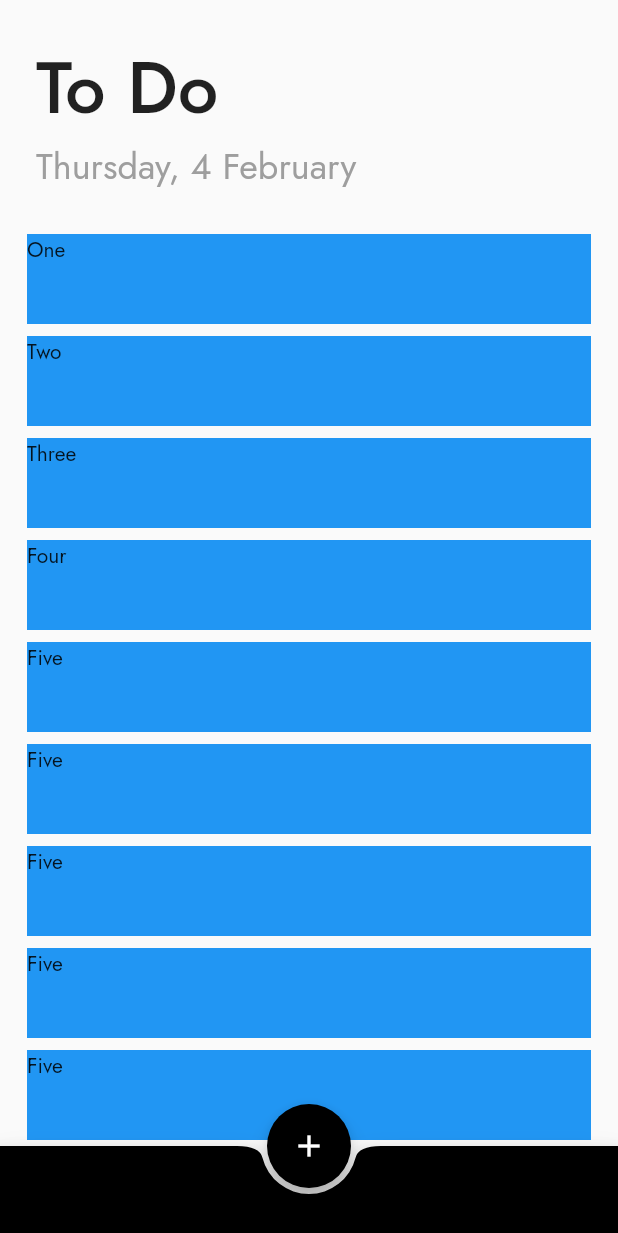
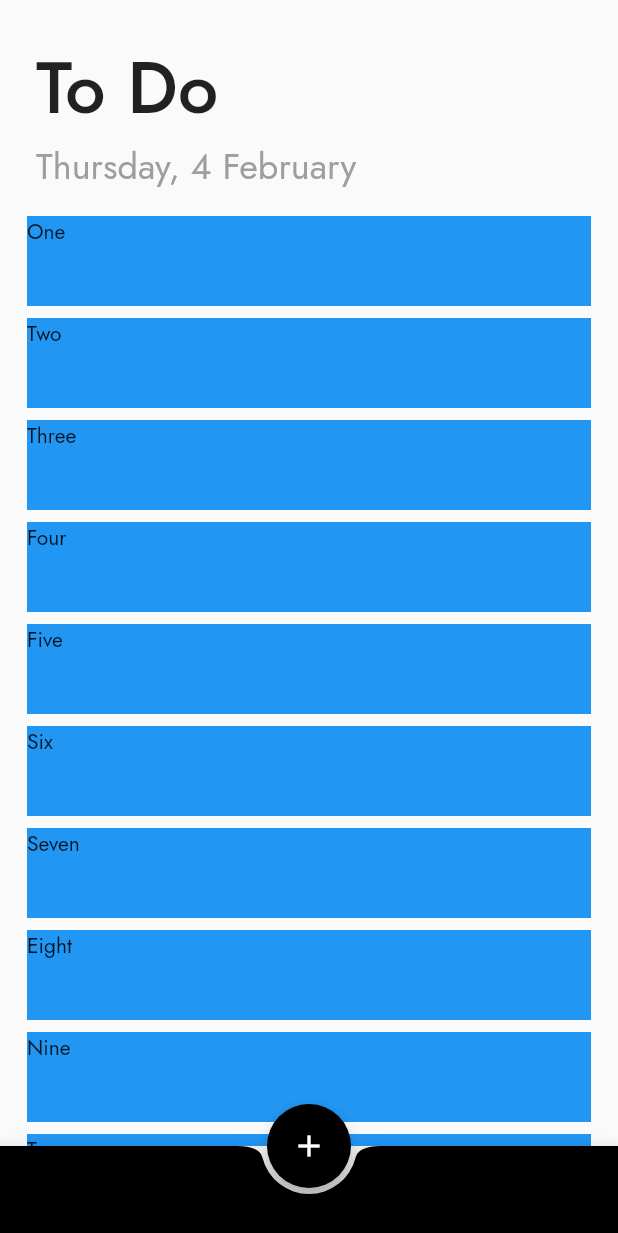
Before and after one commit to v15hv4/YATA, a Flutter app: the screen it shows after launch, on a phone screen of 412 x 824 dp. Shown: the top 1233 px of the screen. Run offline on Flutter 3.47's test engine with Material 2 defaults, Android fonts, the phone set to English and light mode, and no system bars.

Commit message:
New TodoItem structure

```diff
--- a/lib/views/screens/todo.dart
+++ b/lib/views/screens/todo.dart
@@ -36,7 +36,7 @@ class _TodoScreenState extends State<TodoScreen> {
                 width: double.infinity,
                 child: Padding(
                     padding:
-                        EdgeInsets.only(left: 24.0, top: 24.0, bottom: 24.0),
+                        EdgeInsets.only(left: 24.0, top: 24.0, bottom: 12.0),
                     child: Column(
                       crossAxisAlignment: CrossAxisAlignment.start,
                       children: [
--- a/lib/views/widgets/todo_list.dart
+++ b/lib/views/widgets/todo_list.dart
@@ -10,28 +10,28 @@ class _TodoListState extends State<TodoList> {
   @override
   Widget build(BuildContext context) {
     final _todoItems = [
-      {"title": "One"},
-      {"title": "Two"},
-      {"title": "Three"},
-      {"title": "Four"},
-      {"title": "Five"},
-      {"title": "Five"},
-      {"title": "Five"},
-      {"title": "Five"},
-      {"title": "Five"},
-      {"title": "Five"},
-      {"title": "Five"},
-      {"title": "Five"},
-      {"title": "Five"},
-      {"title": "Five"},
-      {"title": "Five"},
+      {"title": "One", "completed": false, "timestamp": DateTime.now()},
+      {"title": "Two", "completed": false, "timestamp": DateTime.now()},
+      {"title": "Three", "completed": false, "timestamp": DateTime.now()},
+      {"title": "Four", "completed": false, "timestamp": DateTime.now()},
+      {"title": "Five", "completed": false, "timestamp": DateTime.now()},
+      {"title": "Six", "completed": false, "timestamp": DateTime.now()},
+      {"title": "Seven", "completed": false, "timestamp": DateTime.now()},
+      {"title": "Eight", "completed": false, "timestamp": DateTime.now()},
+      {"title": "Nine", "completed": false, "timestamp": DateTime.now()},
+      {"title": "Ten", "completed": false, "timestamp": DateTime.now()},
+      {"title": "Eleven", "completed": false, "timestamp": DateTime.now()},
+      {"title": "Twelve", "completed": false, "timestamp": DateTime.now()},
+      {"title": "Thirteen", "completed": false, "timestamp": DateTime.now()},
+      {"title": "Fourteen", "completed": false, "timestamp": DateTime.now()},
+      {"title": "Fifteen", "completed": false, "timestamp": DateTime.now()},
     ];
 
     return ListView.builder(
       itemCount: _todoItems.length + 1,
       itemBuilder: (context, index) {
         if (index == _todoItems.length) {
-          return SizedBox(height: 100.0);
+          return SizedBox(height: 50.0);
         }
         return TodoItem(_todoItems[index]);
       },
```
